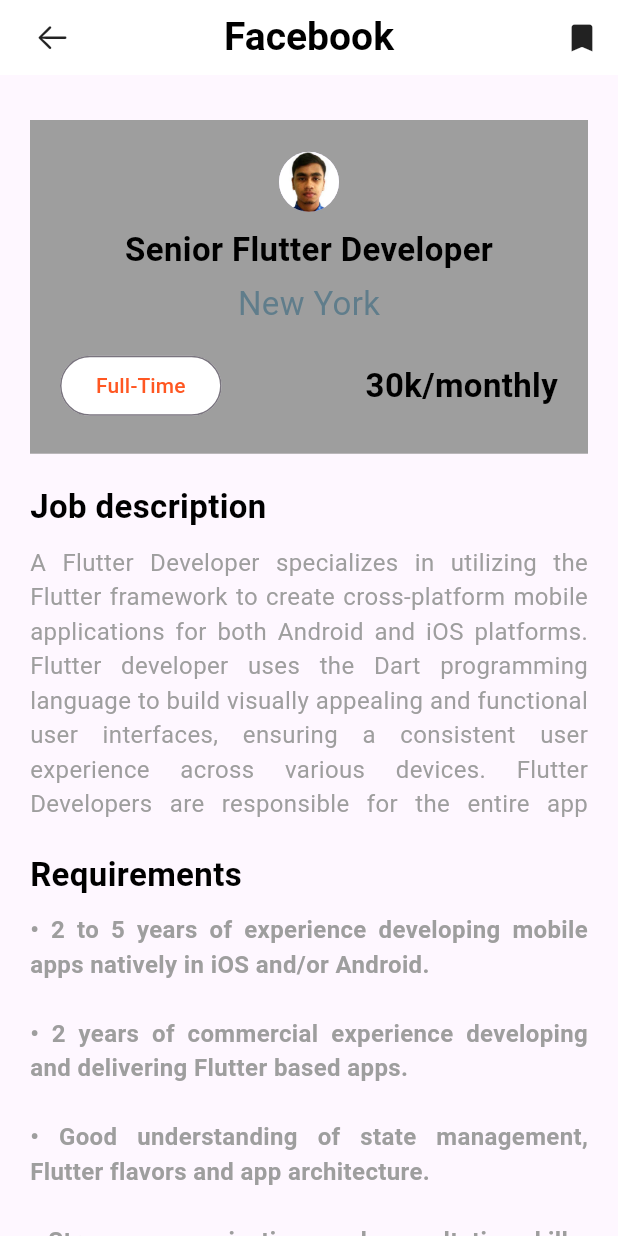
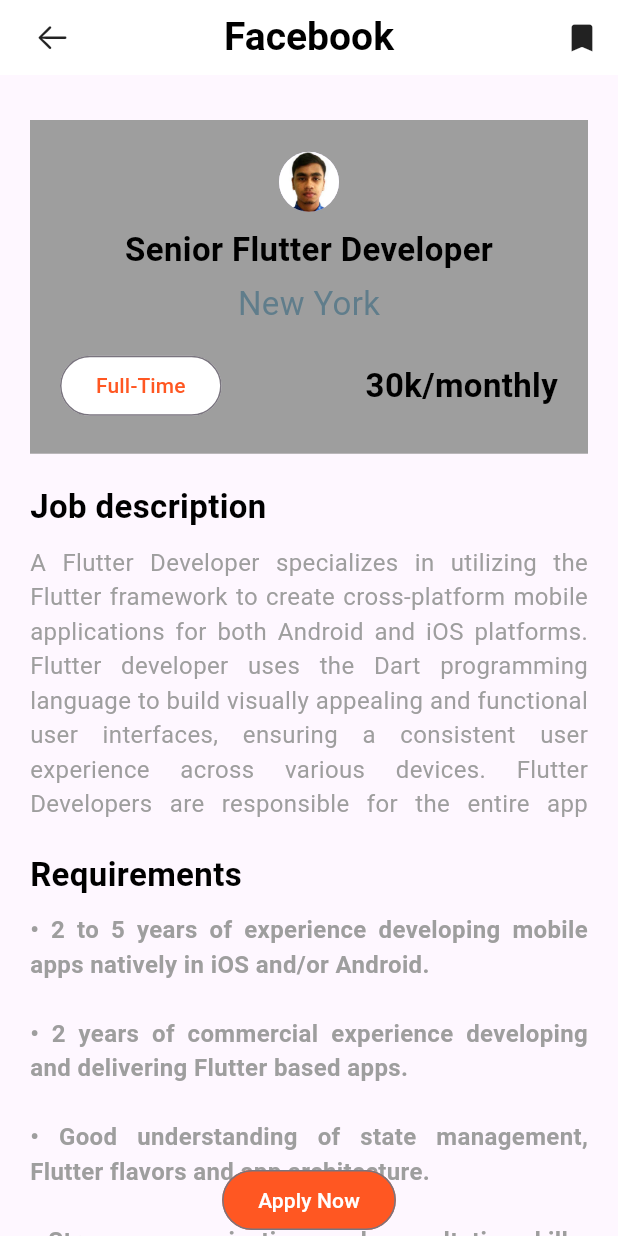
Before and after one commit to Jakaria1152/Job-Finder-, a Flutter app: the JobPage screen opened directly, on a phone screen of 412 x 824 dp. Run offline on Flutter 3.47's test engine with Material 3 defaults, Android fonts, the phone set to English and light mode, and no system bars; our stand-ins replace flutter_svg, flutter_zoom_drawer, font_awesome_flutter, get.

Commit message:
job page design complete.

```diff
--- a/lib/views/ui/Jobs/job_page.dart
+++ b/lib/views/ui/Jobs/job_page.dart
@@ -103,6 +103,7 @@ class _JobPageState extends State<JobPage> {
                 SizedBox(
                   height: MediaQuery.of(context).size.height*0.6,
                   child: ListView.builder(
+                    physics: NeverScrollableScrollPhysics(),
                     itemCount: requirement.length,
                     itemBuilder: (context, index) {
                       final req = requirement[index];
@@ -119,7 +120,20 @@ class _JobPageState extends State<JobPage> {
                 )
               ],
 
-            )
+            ),
+            Align(
+              alignment: Alignment.bottomCenter,
+              child: OutlinedButton(style: OutlinedButton.styleFrom(backgroundColor: Colors.deepOrange,
+              foregroundColor: Colors.white
+              ),
+                onPressed: ()
+                {
+
+                },
+                child: Text('Apply Now'),
+              ),
+            ),
+            SizedBox(height: 20,)
           ],
         ),
       ),
```
